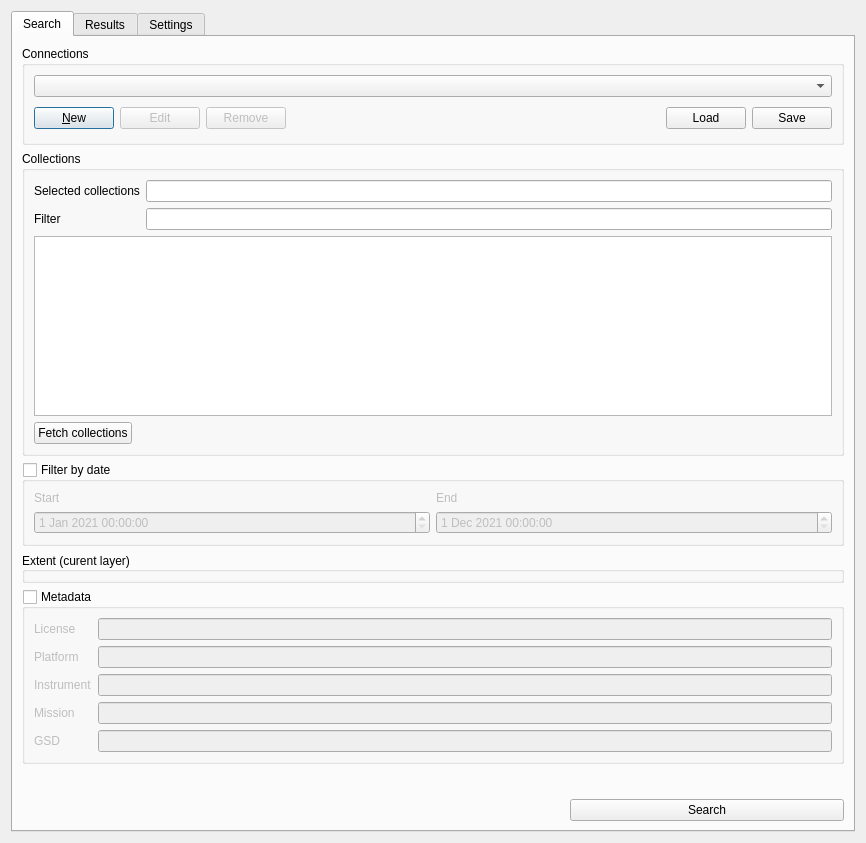
First picture: the form in src/qgis_stac/ui/qgis_stac_widget.ui, repository stac-utils/qgis-stac-plugin, before the edit.
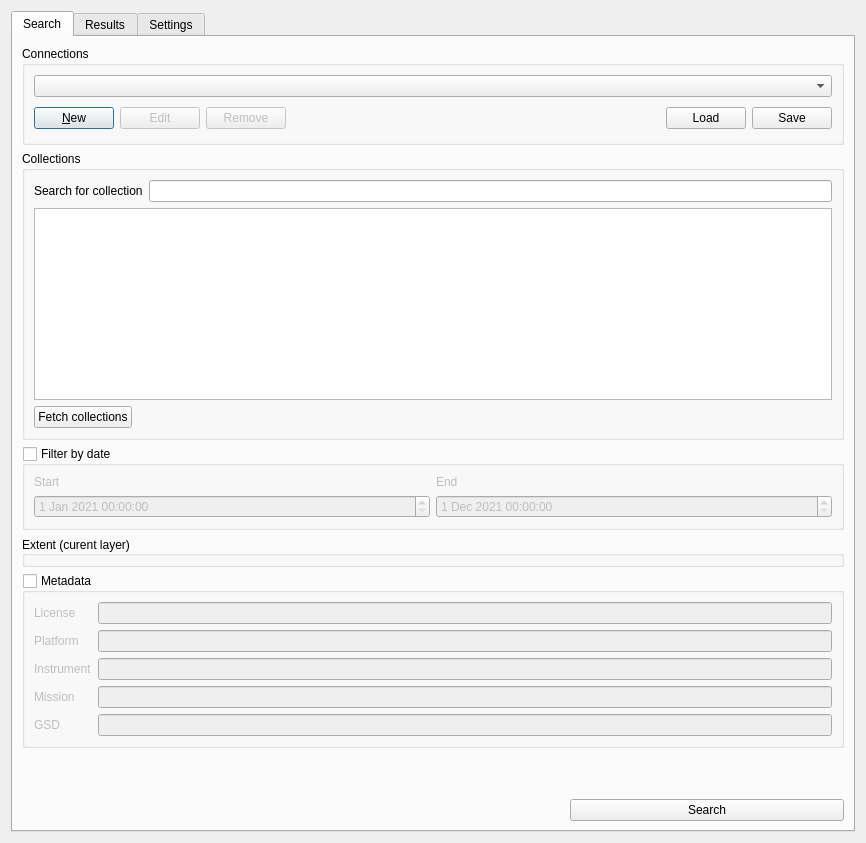
Second picture: the form after the edit. The open tabs and pages were chosen to show the change. Custom widgets are drawn as their Qt base class.

```diff
--- a/src/qgis_stac/ui/qgis_stac_widget.ui
+++ b/src/qgis_stac/ui/qgis_stac_widget.ui
@@ -141,26 +141,20 @@
          <layout class="QVBoxLayout" name="verticalLayout_10">
           <item>
            <layout class="QGridLayout" name="gridLayout_4">
-            <item row="0" column="1">
-             <widget class="QLineEdit" name="selected_collections"/>
-            </item>
-            <item row="0" column="0">
-             <widget class="QLabel" name="label">
-              <property name="text">
-               <string>Selected collections</string>
+            <item row="3" column="1">
+             <widget class="QLineEdit" name="filter_text">
+              <property name="toolTip">
+               <string>Filter and search the fetched collections, using the title property.</string>
               </property>
              </widget>
             </item>
-            <item row="4" column="0">
+            <item row="3" column="0">
              <widget class="QLabel" name="label_2">
               <property name="text">
-               <string>Filter </string>
+               <string>Search for collection</string>
               </property>
              </widget>
             </item>
-            <item row="4" column="1">
-             <widget class="QLineEdit" name="filter_text"/>
-            </item>
            </layout>
           </item>
           <item>
```
Left out of the diff: 13 changed lines with no effect on the pictures.
